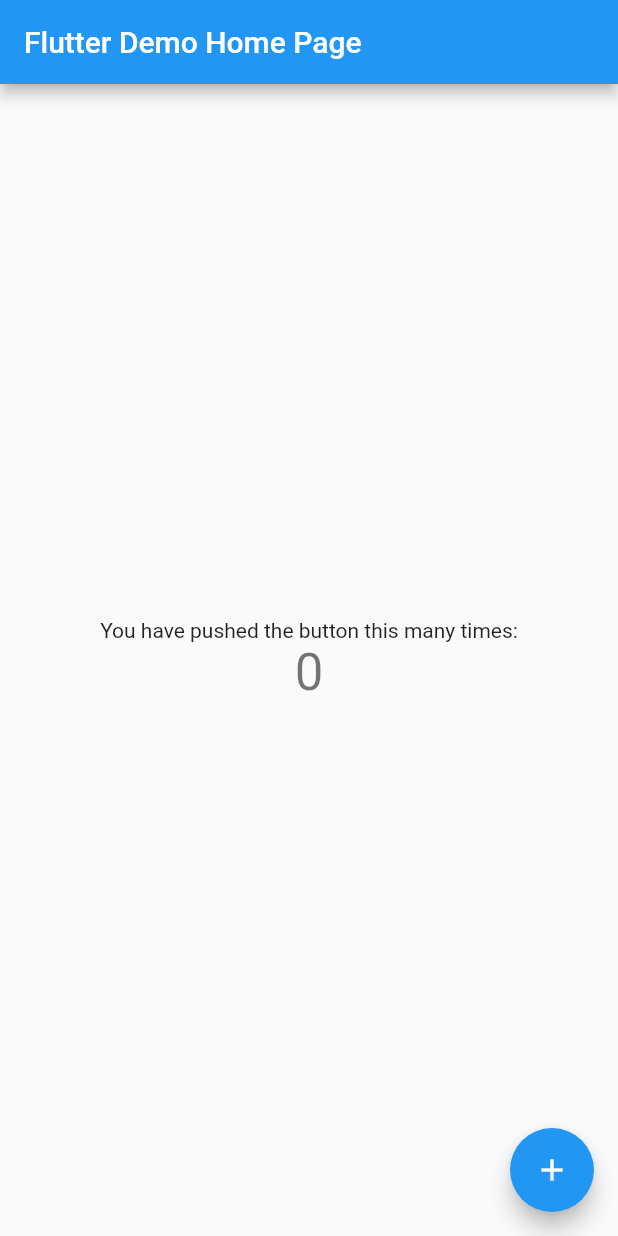
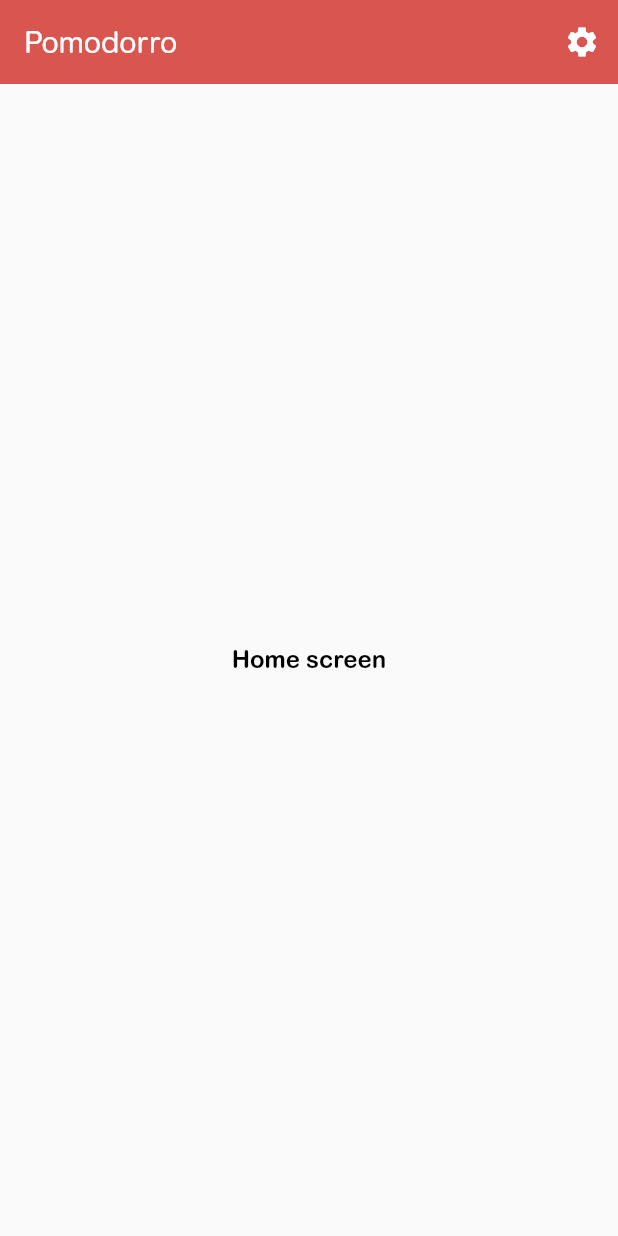
Before and after one commit to chornonoh-vova/pomodorro, a Flutter app: the screen it shows after launch, on a phone screen of 412 x 824 dp. Run offline on Flutter 3.47's test engine with Material 2 defaults, Android fonts, the phone set to English and light mode, and no system bars; generated files the repository leaves out were written again.

Commit message:
feat: add route setup, theming, splash screens and initial localizations

```diff
--- /dev/null
+++ b/l10n.yaml
@@ -0,0 +1,3 @@
+arb-dir: lib/l10n
+template-arb-file: app_en.arb
+output-localization-file: localizations.dart
--- /dev/null
+++ b/lib/l10n/app_en.arb
@@ -0,0 +1,6 @@
+{
+    "helloWorld": "Hello World!",
+    "@helloWorld": {
+      "description": "The conventional newborn programmer greeting"
+    }
+}
--- a/lib/main.dart
+++ b/lib/main.dart
@@ -1,115 +1,7 @@
 import 'package:flutter/material.dart';
 
+import 'src/app.dart';
+
 void main() {
-  runApp(const MyApp());
+  runApp(const PomodorroApp());
 }
-
-class MyApp extends StatelessWidget {
-  const MyApp({Key? key}) : super(key: key);
-
-  // This widget is the root of your application.
-  @override
-  Widget build(BuildContext context) {
-    return MaterialApp(
-      title: 'Flutter Demo',
-      theme: ThemeData(
-        // This is the theme of your application.
-        //
-        // Try running your application with "flutter run". You'll see the
-        // application has a blue toolbar. Then, without quitting the app, try
-        // changing the primarySwatch below to Colors.green and then invoke
-        // "hot reload" (press "r" in the console where you ran "flutter run",
-        // or simply save your changes to "hot reload" in a Flutter IDE).
-        // Notice that the counter didn't reset back to zero; the application
-        // is not restarted.
-        primarySwatch: Colors.blue,
-      ),
-      home: const MyHomePage(title: 'Flutter Demo Home Page'),
-    );
-  }
-}
-
-class MyHomePage extends StatefulWidget {
-  const MyHomePage({Key? key, required this.title}) : super(key: key);
-
-  // This widget is the home page of your application. It is stateful, meaning
-  // that it has a State object (defined below) that contains fields that affect
-  // how it looks.
-
-  // This class is the configuration for the state. It holds the values (in this
-  // case the title) provided by the parent (in this case the App widget) and
-  // used by the build method of the State. Fields in a Widget subclass are
-  // always marked "final".
-
-  final String title;
-
-  @override
-  State<MyHomePage> createState() => _MyHomePageState();
-}
-
-class _MyHomePageState extends State<MyHomePage> {
-  int _counter = 0;
-
-  void _incrementCounter() {
-    setState(() {
-      // This call to setState tells the Flutter framework that something has
-      // changed in this State, which causes it to rerun the build method below
-      // so that the display can reflect the updated values. If we changed
-      // _counter without calling setState(), then the build method would not be
-      // called again, and so nothing would appear to happen.
-      _counter++;
-    });
-  }
-
-  @override
-  Widget build(BuildContext context) {
-    // This method is rerun every time setState is called, for instance as done
-    // by the _incrementCounter method above.
-    //
-    // The Flutter framework has been optimized to make rerunning build methods
-    // fast, so that you can just rebuild anything that needs updating rather
-    // than having to individually change instances of widgets.
-    return Scaffold(
-      appBar: AppBar(
-        // Here we take the value from the MyHomePage object that was created by
-        // the App.build method, and use it to set our appbar title.
-        title: Text(widget.title),
-      ),
-      body: Center(
-        // Center is a layout widget. It takes a single child and positions it
-        // in the middle of the parent.
-        child: Column(
-          // Column is also a layout widget. It takes a list of children and
-          // arranges them vertically. By default, it sizes itself to fit its
-          // children horizontally, and tries to be as tall as its parent.
-          //
-          // Invoke "debug painting" (press "p" in the console, choose the
-          // "Toggle Debug Paint" action from the Flutter Inspector in Android
-          // Studio, or the "Toggle Debug Paint" command in Visual Studio Code)
-          // to see the wireframe for each widget.
-          //
-          // Column has various properties to control how it sizes itself and
-          // how it positions its children. Here we use mainAxisAlignment to
-          // center the children vertically; the main axis here is the vertical
-          // axis because Columns are vertical (the cross axis would be
-          // horizontal).
-          mainAxisAlignment: MainAxisAlignment.center,
-          children: <Widget>[
-            const Text(
-              'You have pushed the button this many times:',
-            ),
-            Text(
-              '$_counter',
-              style: Theme.of(context).textTheme.headline4,
-            ),
-          ],
-        ),
-      ),
-      floatingActionButton: FloatingActionButton(
-        onPressed: _incrementCounter,
-        tooltip: 'Increment',
-        child: const Icon(Icons.add),
-      ), // This trailing comma makes auto-formatting nicer for build methods.
-    );
-  }
-}
--- /dev/null
+++ b/lib/src/app.dart
@@ -0,0 +1,28 @@
+import 'package:flutter/material.dart';
+
+import 'package:flutter_gen/gen_l10n/localizations.dart';
+
+import 'theme.dart';
+
+import 'screens/home.dart';
+import 'screens/settings.dart';
+
+class PomodorroApp extends StatelessWidget {
+  const PomodorroApp({Key? key}) : super(key: key);
+
+  @override
+  Widget build(BuildContext context) {
+    return MaterialApp(
+      localizationsDelegates: AppLocalizations.localizationsDelegates,
+      supportedLocales: AppLocalizations.supportedLocales,
+      theme: PomodorroTheme.light,
+      darkTheme: PomodorroTheme.dark,
+      themeMode: ThemeMode.system,
+      initialRoute: 'home',
+      routes: {
+        'home': (context) => const HomeScreen(),
+        'settings': (context) => const SettingsScreen(),
+      },
+    );
+  }
+}
--- /dev/null
+++ b/lib/src/screens/home.dart
@@ -0,0 +1,28 @@
+import 'package:flutter/material.dart';
+
+class HomeScreen extends StatelessWidget {
+  const HomeScreen({Key? key}) : super(key: key);
+
+  @override
+  Widget build(BuildContext context) {
+    final textTheme = Theme.of(context).textTheme;
+
+    return Scaffold(
+      appBar: AppBar(
+        actions: [
+          IconButton(
+            onPressed: () => Navigator.pushNamed(context, 'settings'),
+            icon: const Icon(Icons.settings),
+          ),
+        ],
+        title: const Text('Pomodorro'),
+      ),
+      body: Center(
+        child: Text(
+          'Home screen',
+          style: textTheme.bodyText1,
+        ),
+      ),
+    );
+  }
+}
--- /dev/null
+++ b/lib/src/screens/settings.dart
@@ -0,0 +1,22 @@
+import 'package:flutter/material.dart';
+
+class SettingsScreen extends StatelessWidget {
+  const SettingsScreen({Key? key}) : super(key: key);
+
+  @override
+  Widget build(BuildContext context) {
+    final textTheme = Theme.of(context).textTheme;
+
+    return Scaffold(
+      appBar: AppBar(
+        title: const Text('Settings'),
+      ),
+      body: Center(
+        child: Text(
+          'Settings screen',
+          style: textTheme.bodyText1,
+        ),
+      ),
+    );
+  }
+}
--- /dev/null
+++ b/lib/src/theme.dart
@@ -0,0 +1,56 @@
+import 'package:flutter/material.dart';
+
+import 'utils/colors.dart';
+
+class PomodorroTheme {
+  static const Color _primaryColor = Color(0xffd95550);
+
+  static final MaterialColor _primarySwatch =
+      generateMaterialColor(_primaryColor);
+
+  static const _appBarTheme = AppBarTheme(
+    elevation: 0,
+  );
+
+  static const TextTheme _lightTextTheme = TextTheme(
+    bodyText1: TextStyle(
+      fontFamily: 'ArialRounded',
+      fontSize: 16.0,
+      fontWeight: FontWeight.w700,
+      color: Colors.black,
+    ),
+  );
+
+  static const TextTheme _darkTextTheme = TextTheme(
+    bodyText1: TextStyle(
+      fontFamily: 'ArialRounded',
+      fontSize: 16.0,
+      fontWeight: FontWeight.w700,
+      color: Colors.white,
+    ),
+  );
+
+  static ThemeData get light {
+    return ThemeData(
+      brightness: Brightness.light,
+      primaryColor: _primaryColor,
+      splashColor: _primaryColor,
+      primarySwatch: _primarySwatch,
+      appBarTheme: _appBarTheme,
+      textTheme: _lightTextTheme,
+      fontFamily: 'ArialRounded',
+    );
+  }
+
+  static ThemeData get dark {
+    return ThemeData(
+      brightness: Brightness.dark,
+      primaryColor: _primaryColor,
+      splashColor: _primaryColor,
+      primarySwatch: _primarySwatch,
+      appBarTheme: _appBarTheme,
+      textTheme: _darkTextTheme,
+      fontFamily: 'ArialRounded',
+    );
+  }
+}
--- /dev/null
+++ b/lib/src/utils/colors.dart
@@ -0,0 +1,30 @@
+import 'dart:math';
+import 'package:flutter/material.dart';
+
+MaterialColor generateMaterialColor(Color color) {
+  return MaterialColor(color.value, {
+    50: tintColor(color, 0.5),
+    100: tintColor(color, 0.4),
+    200: tintColor(color, 0.3),
+    300: tintColor(color, 0.2),
+    400: tintColor(color, 0.1),
+    500: tintColor(color, 0),
+    600: tintColor(color, -0.1),
+    700: tintColor(color, -0.2),
+    800: tintColor(color, -0.3),
+    900: tintColor(color, -0.4),
+  });
+}
+
+int tintValue(int value, double factor) {
+  return max(0, min((value + ((255 - value) * factor)).round(), 255));
+}
+
+Color tintColor(Color color, double factor) {
+  return Color.fromRGBO(
+    tintValue(color.red, factor),
+    tintValue(color.green, factor),
+    tintValue(color.blue, factor),
+    1,
+  );
+}
```
Also changed, not shown: pubspec.yaml (+14 -64 lines), fonts/Arial_Rounded_MT.ttf (added), fonts/Arial_Rounded_MT_Bold.ttf (added), pubspec.lock, 15 other files.
